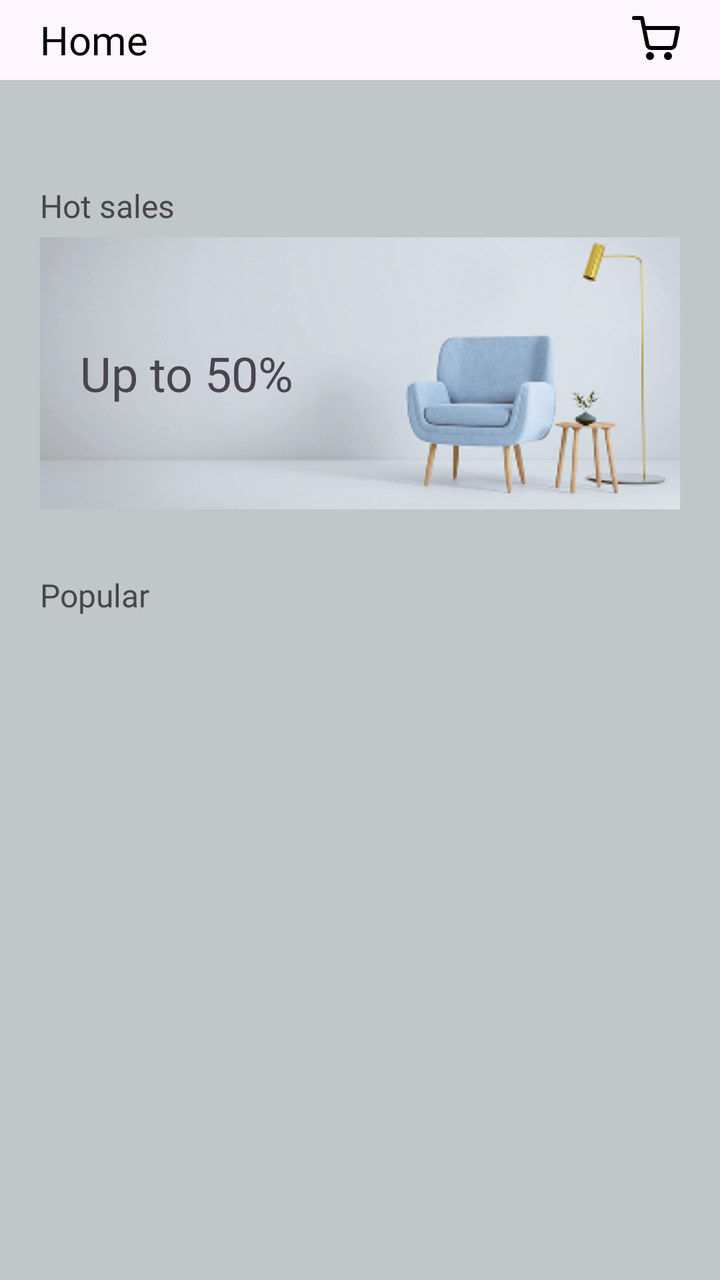
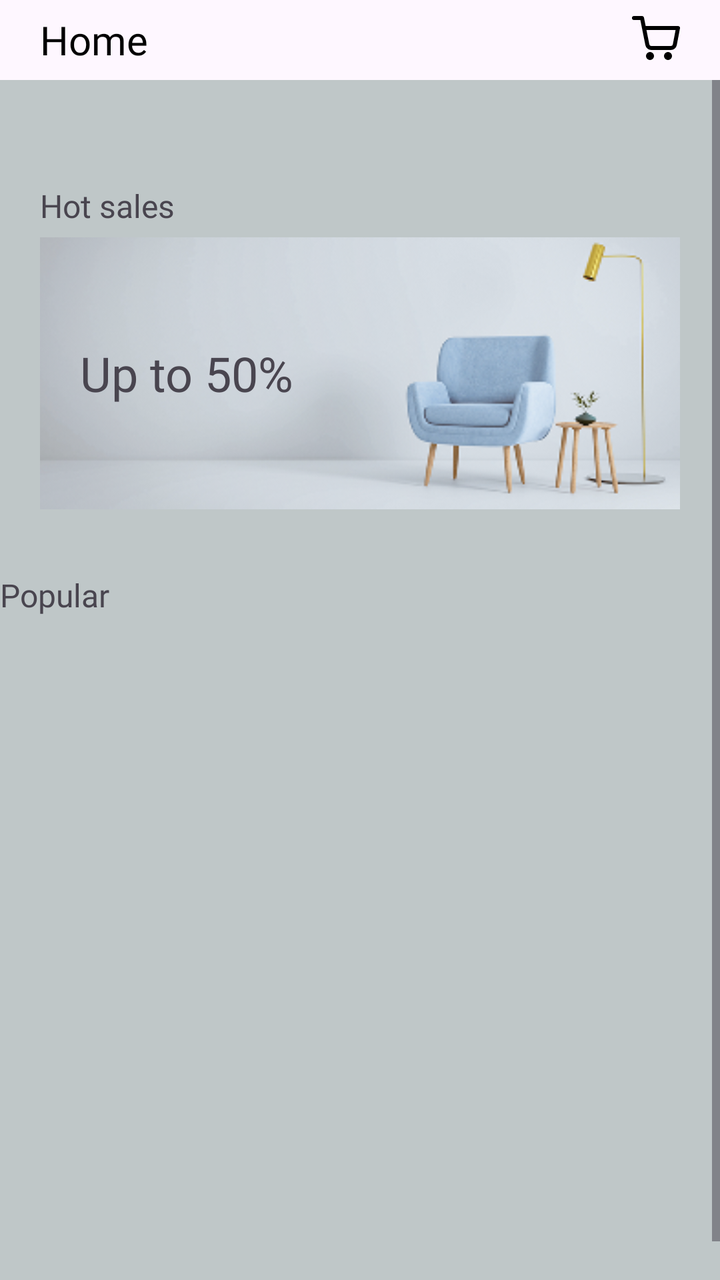

Compare the two renders of this Android layout. The source of the first and the diff that turns it into the second are given below.
<!-- AndroidManifest.xml: application theme Theme.Furniture -->
<!-- res/layout/fragment_home.xml -->
<?xml version="1.0" encoding="utf-8"?>
<LinearLayout xmlns:android="http://schemas.android.com/apk/res/android"
    xmlns:app="http://schemas.android.com/apk/res-auto"
    xmlns:tools="http://schemas.android.com/tools"
    android:layout_width="match_parent"
    android:layout_height="match_parent"
    android:orientation="vertical"
    tools:context=".HomeFragment">

    <LinearLayout
        android:layout_width="match_parent"
        android:layout_height="40dp"
        android:gravity="center_vertical"
        android:paddingStart="20dp"
        android:paddingEnd="20dp"
        android:orientation="horizontal">

        <TextView
            android:layout_width="0dp"
            android:layout_height="wrap_content"
            android:layout_weight="1"
            android:fontFamily="@font/urbanist_semibold"
            android:text="Home"
            android:textColor="@color/black"
            android:textSize="20sp" />

        <ImageButton
            android:id="@+id/btnCart"
            android:layout_width="24dp"
            android:layout_height="24dp"
            android:background="@drawable/outline_shoping" />
    </LinearLayout>

    <ScrollView
        android:layout_width="match_parent"
        android:layout_height="0dp"
        android:layout_weight="1"
        android:background="#BFC7C8"
        android:fillViewport="true">

        <LinearLayout
            android:layout_width="match_parent"
            android:layout_height="wrap_content"
            android:orientation="vertical"
            android:padding="20dp">

            <LinearLayout
                android:layout_width="match_parent"
                android:layout_height="wrap_content"
                android:orientation="vertical"
                android:layout_marginBottom="32dp">

                <androidx.recyclerview.widget.RecyclerView
                    android:id="@+id/rv_category"
                    android:layout_width="match_parent"
                    android:layout_height="wrap_content" />
            </LinearLayout>



            <LinearLayout
                android:layout_width="match_parent"
                android:layout_height="wrap_content"
                android:orientation="vertical"
                android:layout_marginBottom="32dp">

                <TextView
                    android:layout_width="match_parent"
                    android:layout_height="wrap_content"
                    android:text="Hot sales"
                    android:textSize="16sp"
                    android:fontFamily="@font/urbanist_bold"
                    android:layout_marginBottom="5dp"/>

                <FrameLayout
                    android:layout_width="match_parent"
                    android:layout_height="wrap_content">

                    <ImageView
                        android:layout_width="match_parent"
                        android:layout_height="wrap_content"
                        android:adjustViewBounds="true"
                        android:scaleType="centerCrop"
                        android:src="@drawable/sale_1"/>

                    <TextView
                        android:layout_width="wrap_content"
                        android:layout_height="wrap_content"
                        android:text="Up to 50%"
                        android:textSize="24sp"
                        android:fontFamily="@font/urbanist_black"
                        android:layout_gravity="center_vertical|start"
                        android:padding="20dp"/>
                </FrameLayout>
            </LinearLayout>


            <LinearLayout
                android:layout_width="match_parent"
                android:layout_height="wrap_content"
                android:orientation="vertical"
                android:layout_marginBottom="32dp">
                <TextView
                    android:layout_width="match_parent"
                    android:layout_height="wrap_content"
                    android:text="Popular"
                    android:textSize="16sp"
                    android:fontFamily="@font/urbanist_bold"
                    android:layout_marginBottom="12dp"/>

                <ImageView
                    android:id="@+id/iv_star"
                    android:layout_width="wrap_content"
                    android:layout_height="wrap_content">
                </ImageView>
            </LinearLayout>


        </LinearLayout>
    </ScrollView>
</LinearLayout>
<!-- resources referenced by this layout -->
<resources>
  <color name="black">#FF000000</color>
  <!-- drawable outline_shoping (drawable) -->
  <vector xmlns:android="http://schemas.android.com/apk/res/android"
      android:width="24dp"
      android:height="24dp"
      android:viewportWidth="24"
      android:viewportHeight="24">
    <path
        android:pathData="M1,1h4l2.68,13.39a2,2 0,0 0,2 1.61h9.72a2,2 0,0 0,2 -1.61L23,6H6"
        android:strokeLineJoin="round"
        android:strokeWidth="2"
        android:fillColor="#00000000"
        android:strokeColor="#000000"
        android:strokeLineCap="round"/>
    <path
        android:pathData="M9,20m-2,0a2,2 0,1 1,4 0a2,2 0,1 1,-4 0"
        android:strokeLineJoin="round"
        android:strokeWidth="2"
        android:fillColor="#000000"
        android:strokeColor="#00000000"
        android:strokeLineCap="round"/>
    <path
        android:pathData="M18,20m-2,0a2,2 0,1 1,4 0a2,2 0,1 1,-4 0"
        android:strokeLineJoin="round"
        android:strokeWidth="2"
        android:fillColor="#000000"
        android:strokeColor="#00000000"
        android:strokeLineCap="round"/>
  </vector>
  <!-- drawable sale_1: png bitmap (drawable, 65221 bytes) -->
  <style name="Theme.Furniture" parent="Base.Theme.Furniture" />
  <style name="Base.Theme.Furniture" parent="Theme.Material3.DayNight.NoActionBar">
          
          
      </style>
</resources>

<!-- the commit's change to res/layout/fragment_home.xml (unified diff, before → after) -->
@@ -41,8 +41,8 @@
         <LinearLayout
             android:layout_width="match_parent"
             android:layout_height="wrap_content"
-            android:orientation="vertical"
-            android:padding="20dp">
+            android:layout_marginTop="20dp"
+            android:orientation="vertical">
 
             <LinearLayout
                 android:layout_width="match_parent"
@@ -62,6 +62,8 @@
                 android:layout_width="match_parent"
                 android:layout_height="wrap_content"
                 android:orientation="vertical"
+                android:layout_marginStart="20dp"
+                android:layout_marginEnd="20dp"
                 android:layout_marginBottom="32dp">
 
                 <TextView
